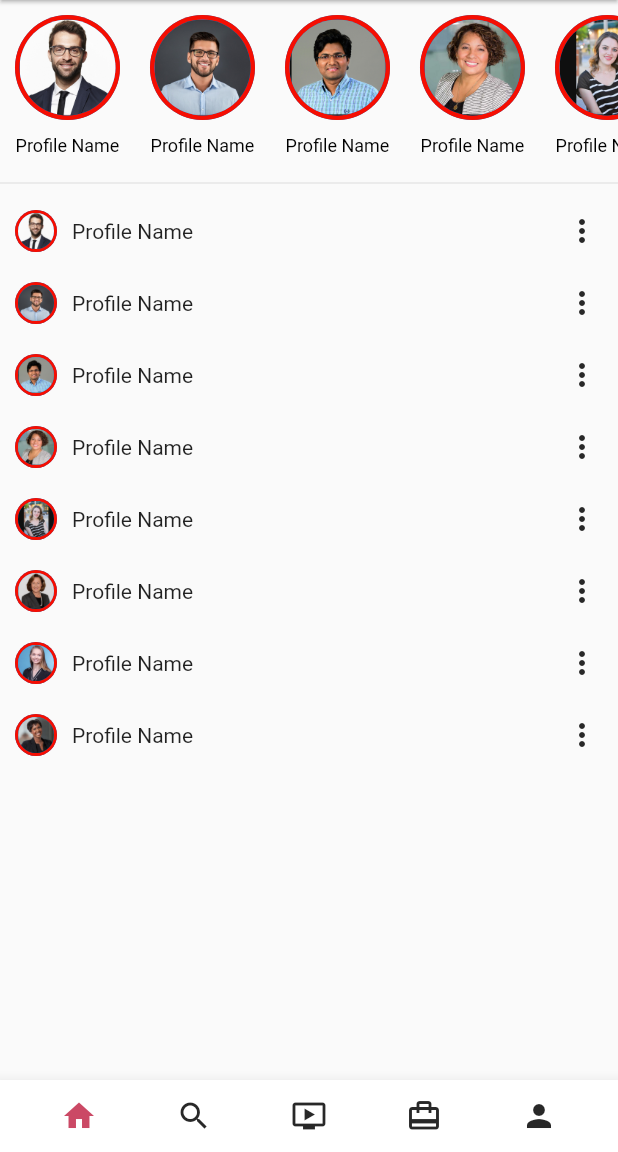
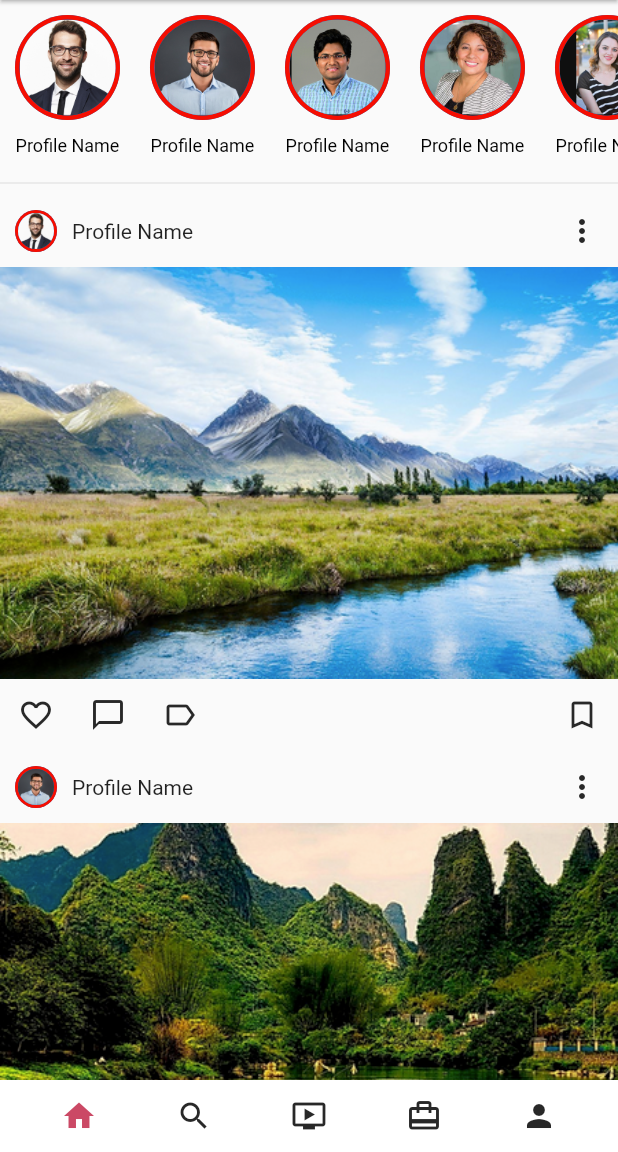
Before and after one commit to mumtazmuttahir/instagramclone, a Flutter app: the screen it shows after launch, on a phone screen of 412 x 824 dp, the part 84-1236 px from its top. Run offline on Flutter 3.47's test engine with Material 2 defaults, Android fonts, the phone set to English and light mode, and no system bars.

Commit message:
add the footer icons under the photo

```diff
--- a/instaclone/lib/Views/home_page.dart
+++ b/instaclone/lib/Views/home_page.dart
@@ -15,6 +15,16 @@ class _HomePageState extends State<HomePage> {
     "images/people/6.png",
     "images/people/7.png",
     "images/people/8.png",
+  ];
+  List<String> posts = [
+    "images/posts/post1.png",
+    "images/posts/post2.png",
+    "images/posts/post3.png",
+    "images/posts/post4.png",
+    "images/posts/post5.png",
+    "images/posts/post6.png",
+    "images/posts/post7.png",
+    "images/posts/post8.png",
   ];
 
   @override
@@ -94,12 +104,21 @@ class _HomePageState extends State<HomePage> {
                         Text("Profile Name"),
                         Spacer(),
                         IconButton(
-                            onPressed: () {}, icon: Icon(Icons.more_vert)
-                        ),
+                            onPressed: () {}, icon: Icon(Icons.more_vert)),
                       ],
                     ),
                     //Image Post
-                    // Image(image: image)
+                    Image(image: AssetImage(posts[index])),
+                    //Footer
+                    Row(
+                      children: [
+                        IconButton(onPressed: () {}, icon: Icon(Icons.favorite_border)),
+                        IconButton(onPressed: () {}, icon: Icon(Icons.chat_bubble_outline)),
+                        IconButton(onPressed: () {}, icon: Icon(Icons.label_outline)),
+                        Spacer(),
+                        IconButton(onPressed: () {}, icon: Icon(Icons.bookmark_border)),
+                      ],
+                    ),
                   ],
                 ),
               ),
--- a/instaclone/pubspec.yaml
+++ b/instaclone/pubspec.yaml
@@ -49,6 +49,7 @@ flutter:
     - images/Instagram_logo.png
     - images/red.png
     - images/people/
+    - images/posts/
 
   # An image asset can refer to one or more resolution-specific "variants", see
   # https://flutter.dev/assets-and-images/#resolution-aware.
```
